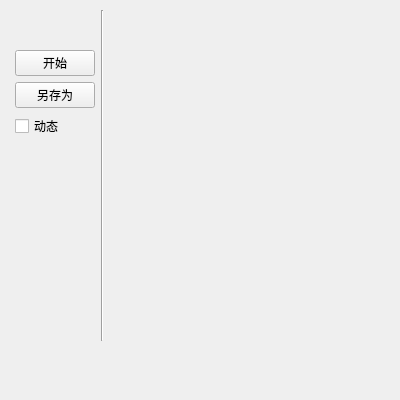
The window that screenform.ui (BAT6188/kedacom-android-tool) describes before a commit, drawn with Qt 5.
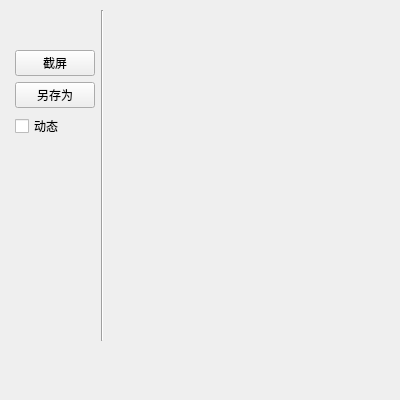
The same window after the commit.

Commit message: Add screen checkbutton.

Patch:
```diff
--- a/screenform.ui
+++ b/screenform.ui
@@ -95,7 +95,7 @@
       <item>
        <widget class="QPushButton" name="start">
         <property name="text">
-         <string>开始</string>
+         <string>截屏</string>
         </property>
        </widget>
       </item>
```
The commit also changes 4 other files.
